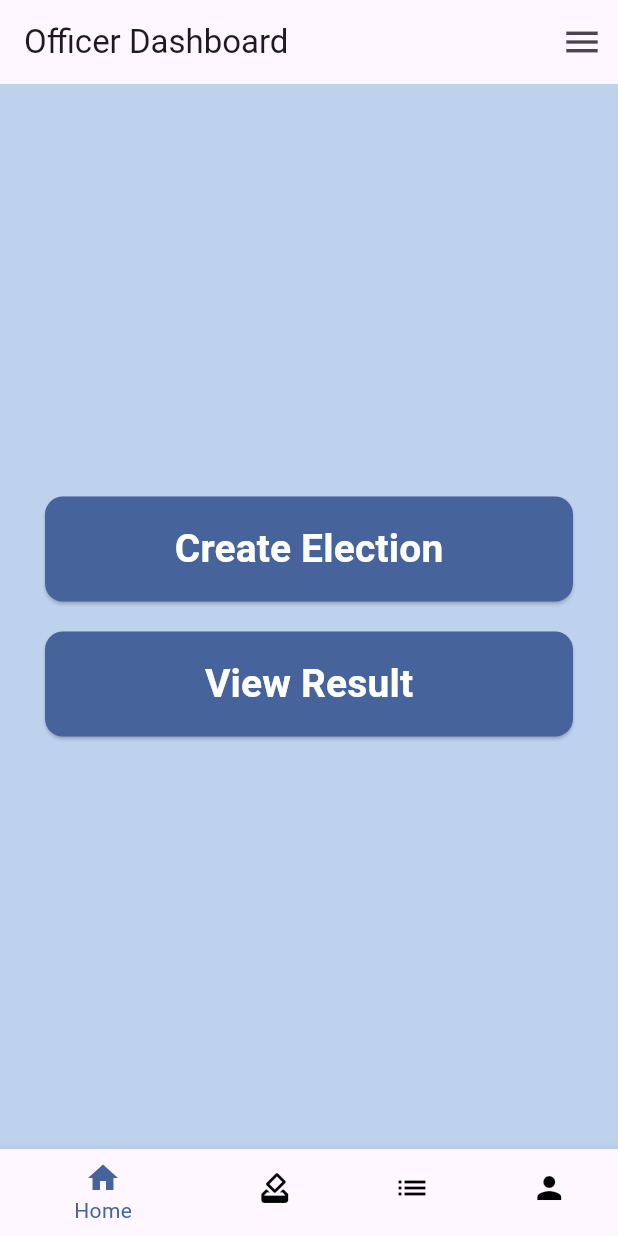
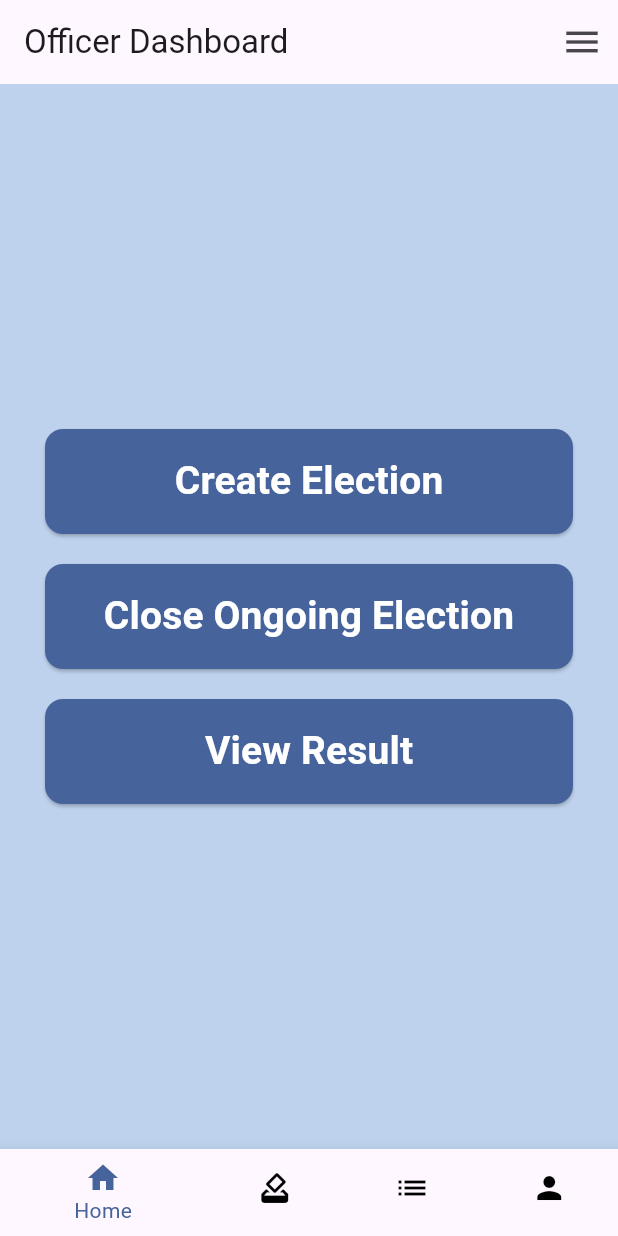
Before and after one commit to Nant23/voting-app, a Flutter app: the Officer screen opened directly, on a phone screen of 412 x 824 dp. Run offline on Flutter 3.47's test engine with Material 3 defaults, Android fonts, the phone set to English and light mode, and no system bars; our stand-ins replace cloud_firestore, firebase_auth, firebase_core; accounts and stored records are empty; network calls fail.

Commit message:
close ongoing election button

```diff
--- a/lib/officer/officer_dashboard.dart
+++ b/lib/officer/officer_dashboard.dart
@@ -21,7 +21,6 @@ class _OfficerState extends State<Officer> {
     _selectedIndex = widget.selectedIndex;
   }
 
-
   @override
   Widget build(BuildContext context) {
     return Scaffold(
@@ -29,7 +28,7 @@ class _OfficerState extends State<Officer> {
         title: Text('Officer Dashboard'),
         actions: [
           PopupMenuButton<String>(
-            icon: Icon(Icons.menu, size: 28), // Menu icon
+            icon: Icon(Icons.menu, size: 28),
             onSelected: (String value) {
               // Handle menu actions
               print("Selected: $value");
@@ -53,12 +52,13 @@ class _OfficerState extends State<Officer> {
       ),
       backgroundColor: const Color(0xFFBED2EE),
       body: Column(
-        mainAxisAlignment: MainAxisAlignment.center, // Center everything
+        mainAxisAlignment: MainAxisAlignment.center,
         children: [
-          Spacer(), // Pushes everything downward
+          Spacer(),
 
+          // Create Election Button
           Padding(
-            padding: const EdgeInsets.symmetric(horizontal: 30), // Add padding for alignment
+            padding: const EdgeInsets.symmetric(horizontal: 30),
             child: ElevatedButton(
               onPressed: () {
                 Navigator.push(
@@ -70,7 +70,7 @@ class _OfficerState extends State<Officer> {
               },
               style: ElevatedButton.styleFrom(
                 backgroundColor: const Color(0xFF46639B),
-                minimumSize: Size(double.infinity, 70), // Full width button
+                minimumSize: Size(double.infinity, 70),
                 shape: RoundedRectangleBorder(
                   borderRadius: BorderRadius.circular(12),
                 ),
@@ -79,15 +79,44 @@ class _OfficerState extends State<Officer> {
                 "Create Election",
                 style: TextStyle(
                   color: Colors.white,
-                  fontSize: 26, // Bigger font
+                  fontSize: 26,
                   fontWeight: FontWeight.bold,
                 ),
               ),
             ),
           ),
 
-          const SizedBox(height: 20), // Space between buttons
+          const SizedBox(height: 20),
 
+          // Close Ongoing Election Button
+          Padding(
+            padding: const EdgeInsets.symmetric(horizontal: 30),
+            child: ElevatedButton(
+              onPressed: () {
+                // TODO: Implement close election functionality
+                print("Close Ongoing Election pressed");
+              },
+              style: ElevatedButton.styleFrom(
+                backgroundColor: const Color(0xFF46639B),
+                minimumSize: Size(double.infinity, 70),
+                shape: RoundedRectangleBorder(
+                  borderRadius: BorderRadius.circular(12),
+                ),
+              ),
+              child: const Text(
+                "Close Ongoing Election",
+                style: TextStyle(
+                  color: Colors.white,
+                  fontSize: 26,
+                  fontWeight: FontWeight.bold,
+                ),
+              ),
+            ),
+          ),
+
+          const SizedBox(height: 20),
+
+          // View Result Button
           Padding(
             padding: const EdgeInsets.symmetric(horizontal: 30),
             child: ElevatedButton(
@@ -101,7 +130,7 @@ class _OfficerState extends State<Officer> {
               },
               style: ElevatedButton.styleFrom(
                 backgroundColor: const Color(0xFF46639B),
-                minimumSize: Size(double.infinity, 70), // Full width button
+                minimumSize: Size(double.infinity, 70),
                 shape: RoundedRectangleBorder(
                   borderRadius: BorderRadius.circular(12),
                 ),
@@ -110,21 +139,21 @@ class _OfficerState extends State<Officer> {
                 "View Result",
                 style: TextStyle(
                   color: Colors.white,
-                  fontSize: 26, // Bigger font
+                  fontSize: 26,
                   fontWeight: FontWeight.bold,
                 ),
               ),
             ),
           ),
 
-          Spacer(), // Pushes buttons up a bit for better positioning
+          Spacer(),
         ],
       ),
       bottomNavigationBar: NavbarOff(
         currentIndex: _selectedIndex,
         onTap: (index) {
           setState(() {
-            _selectedIndex = index; // Update the selected index
+            _selectedIndex = index;
           });
         },
       ),
```
